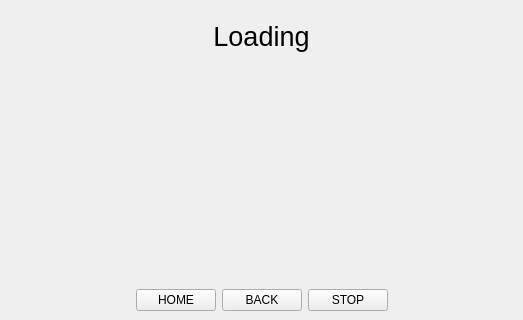
Before: the Qt Designer form scrcpy_ui/main.ui in leng-yue/py-scrcpy-client, drawn with Qt 5; both pictures show x 0 to 523 and y 246 to 566 of the 523 by 566 pixel window.
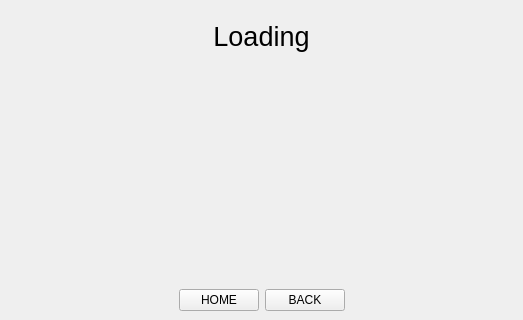
After: the same form once the commit is applied.

The edit to the form file:
```diff
--- a/scrcpy_ui/main.ui
+++ b/scrcpy_ui/main.ui
@@ -95,7 +95,7 @@
        </layout>
       </item>
       <item>
-       <layout class="QHBoxLayout" name="horizontalLayout" stretch="0,0,0,0,0">
+       <layout class="QHBoxLayout" name="horizontalLayout" stretch="0,0,0,0">
         <property name="spacing">
          <number>6</number>
         </property>
@@ -129,13 +129,6 @@
           </property>
          </widget>
         </item>
-        <item>
-         <widget class="QPushButton" name="button_stop">
-          <property name="text">
-           <string>STOP</string>
-          </property>
-         </widget>
-        </item>
         <item>
          <spacer name="horizontalSpacer_2">
           <property name="orientation">
```
